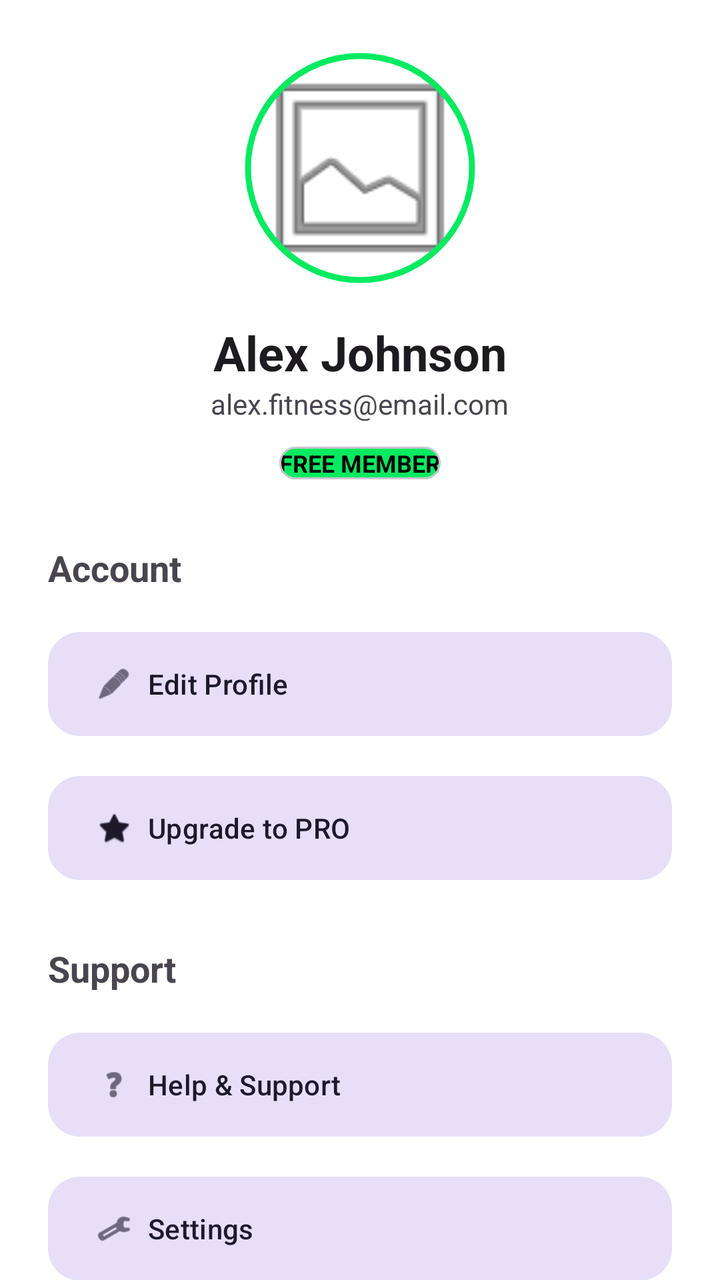
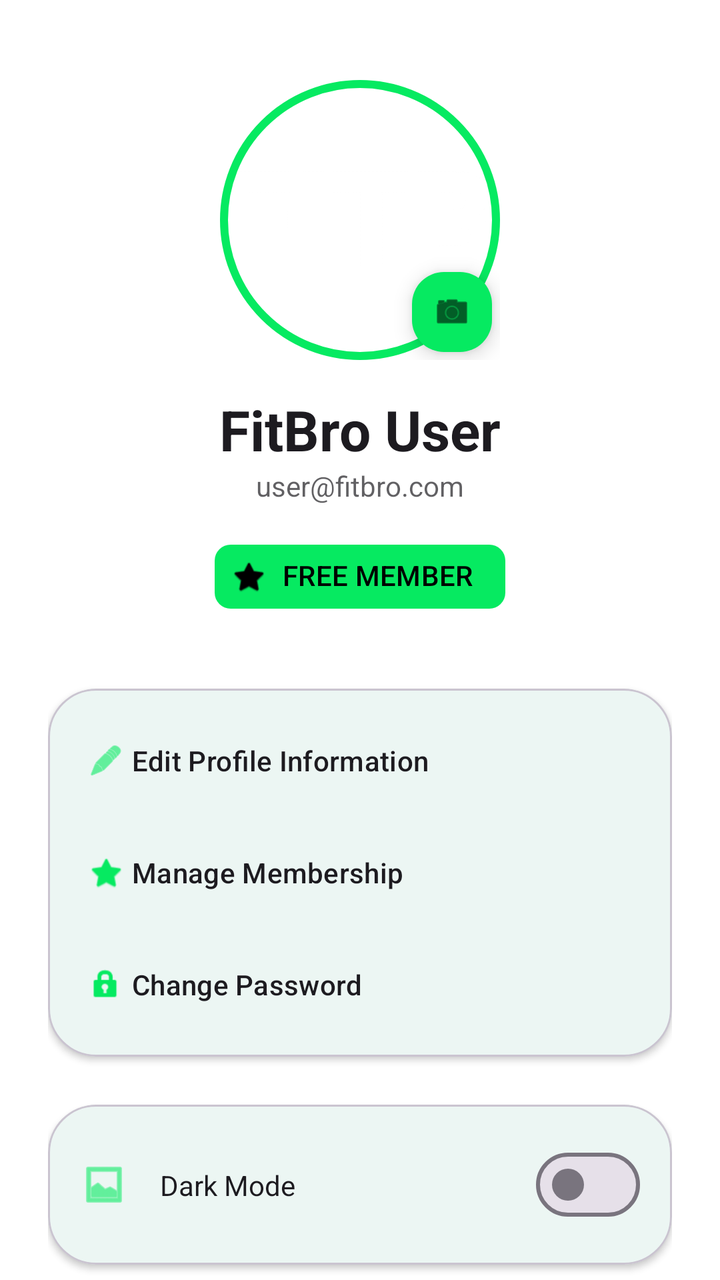

Before-and-after screenshots of an Android layout around one commit, followed by the original layout XML and the change that was made.
<!-- AndroidManifest.xml: application theme Theme.FitBro -->
<!-- res/layout/fragment_profile.xml -->
<?xml version="1.0" encoding="utf-8"?>
<androidx.core.widget.NestedScrollView xmlns:android="http://schemas.android.com/apk/res/android"
    xmlns:app="http://schemas.android.com/apk/res-auto"
    xmlns:tools="http://schemas.android.com/tools"
    android:layout_width="match_parent"
    android:layout_height="match_parent"
    android:background="?android:attr/windowBackground">

    <LinearLayout
        android:layout_width="match_parent"
        android:layout_height="wrap_content"
        android:orientation="vertical"
        android:padding="24dp">

        
        <LinearLayout
            android:layout_width="match_parent"
            android:layout_height="wrap_content"
            android:gravity="center"
            android:orientation="vertical"
            android:layout_marginBottom="32dp">

            <com.google.android.material.imageview.ShapeableImageView
                android:id="@+id/ivProfileImage"
                android:layout_width="120dp"
                android:layout_height="120dp"
                android:padding="4dp"
                android:scaleType="centerCrop"
                android:src="@android:drawable/ic_menu_gallery"
                app:shapeAppearanceOverlay="@style/ShapeAppearance.FitBro.Circle"
                app:strokeColor="?attr/colorPrimary"
                app:strokeWidth="3dp" />

            <TextView
                android:id="@+id/tvUserName"
                android:layout_width="wrap_content"
                android:layout_height="wrap_content"
                android:layout_marginTop="16dp"
                android:text="Alex Johnson"
                android:textSize="24sp"
                android:textStyle="bold"
                android:textColor="?android:attr/textColorPrimary" />

            <TextView
                android:id="@+id/tvUserEmail"
                android:layout_width="wrap_content"
                android:layout_height="wrap_content"
                android:text="alex.fitness@email.com"
                android:textColor="?android:attr/textColorSecondary"
                android:textSize="14sp" />

            
            <com.google.android.material.card.MaterialCardView
                android:id="@+id/cardMembership"
                android:layout_width="wrap_content"
                android:layout_height="wrap_content"
                android:layout_marginTop="12dp"
                app:cardBackgroundColor="?attr/colorPrimary"
                app:cardCornerRadius="16dp"
                app:cardElevation="0dp">

                <TextView
                    android:id="@+id/tvMembershipStatus"
                    android:layout_width="wrap_content"
                    android:layout_height="wrap_content"
                    paddingHorizontal="16dp"
                    paddingVertical="4dp"
                    android:text="FREE MEMBER"
                    android:textColor="?attr/colorOnPrimary"
                    android:textSize="12sp"
                    android:textStyle="bold" />
            </com.google.android.material.card.MaterialCardView>
        </LinearLayout>

        
        <TextView
            android:layout_width="wrap_content"
            android:layout_height="wrap_content"
            android:text="Account"
            android:textSize="18sp"
            android:textStyle="bold"
            android:layout_marginBottom="16dp" />

        <com.google.android.material.button.MaterialButton
            android:id="@+id/btnEditProfile"
            style="@style/Widget.Material3.Button.TonalButton"
            android:layout_width="match_parent"
            android:layout_height="60dp"
            android:layout_marginBottom="12dp"
            android:text="Edit Profile"
            android:gravity="start|center_vertical"
            app:icon="@android:drawable/ic_menu_edit"
            app:iconGravity="textStart"
            app:cornerRadius="16dp" />

        <com.google.android.material.button.MaterialButton
            android:id="@+id/btnUpgrade"
            style="@style/Widget.Material3.Button.TonalButton"
            android:layout_width="match_parent"
            android:layout_height="60dp"
            android:layout_marginBottom="12dp"
            android:text="Upgrade to PRO"
            android:gravity="start|center_vertical"
            app:icon="@android:drawable/btn_star_big_on"
            app:iconGravity="textStart"
            app:cornerRadius="16dp" />

        <com.google.android.material.button.MaterialButton
            android:id="@+id/btnRequestPlan"
            style="@style/Widget.Material3.Button.TonalButton"
            android:layout_width="match_parent"
            android:layout_height="60dp"
            android:layout_marginBottom="12dp"
            android:text="Request Plan from Trainer"
            android:gravity="start|center_vertical"
            app:icon="@android:drawable/ic_menu_agenda"
            app:iconGravity="textStart"
            app:cornerRadius="16dp"
            android:visibility="gone"
            tools:visibility="visible" />

        <TextView
            android:layout_width="wrap_content"
            android:layout_height="wrap_content"
            android:text="Support"
            android:textSize="18sp"
            android:textStyle="bold"
            android:layout_marginTop="16dp"
            android:layout_marginBottom="16dp" />

        <com.google.android.material.button.MaterialButton
            android:id="@+id/btnHelp"
            style="@style/Widget.Material3.Button.TonalButton"
            android:layout_width="match_parent"
            android:layout_height="60dp"
            android:layout_marginBottom="12dp"
            android:text="Help &amp; Support"
            android:gravity="start|center_vertical"
            app:icon="@android:drawable/ic_menu_help"
            app:iconGravity="textStart"
            app:cornerRadius="16dp" />

        <com.google.android.material.button.MaterialButton
            android:id="@+id/btnSettings"
            style="@style/Widget.Material3.Button.TonalButton"
            android:layout_width="match_parent"
            android:layout_height="60dp"
            android:layout_marginBottom="12dp"
            android:text="Settings"
            android:gravity="start|center_vertical"
            app:icon="@android:drawable/ic_menu_preferences"
            app:iconGravity="textStart"
            app:cornerRadius="16dp" />

        <com.google.android.material.button.MaterialButton
            android:id="@+id/btnLogout"
            style="@style/Widget.Material3.Button.TextButton"
            android:layout_width="match_parent"
            android:layout_height="60dp"
            android:text="Logout"
            android:textColor="@color/error_red"
            app:icon="@android:drawable/ic_lock_power_off"
            app:iconTint="@color/error_red" />

    </LinearLayout>
</androidx.core.widget.NestedScrollView>
<!-- resources referenced by this layout -->
<resources>
  <color name="error_red">#CF6679</color>
  <style name="ShapeAppearance.FitBro.Circle" parent="">
          <item name="cornerFamily">rounded</item>
          <item name="cornerSize">50%</item>
      </style>
  <style name="Theme.FitBro" parent="Theme.Material3.DayNight.NoActionBar">
          
          <item name="colorPrimary">@color/electric_green</item>
          <item name="colorOnPrimary">@color/black</item>
          <item name="colorPrimaryContainer">@color/electric_green_variant</item>
          <item name="colorOnPrimaryContainer">@color/black</item>
  
          
          <item name="colorSecondary">@color/electric_green</item>
          <item name="colorOnSecondary">@color/black</item>
  
          
          <item name="android:statusBarColor">@color/white</item>
          <item name="android:windowLightStatusBar">true</item>
          
          
          <item name="android:windowBackground">@color/white</item>
          
          
          <item name="logoSrc">@drawable/logo_light</item>
  
          
          <item name="materialButtonStyle">@style/Widget.FitBro.Button</item>
          <item name="textInputStyle">@style/Widget.FitBro.TextInputLayout</item>
      </style>
  <color name="electric_green">#06ea61</color>
  <color name="black">#000000</color>
  <color name="electric_green_variant">#05d458</color>
  <color name="white">#FFFFFF</color>
  <!-- drawable logo_light: png bitmap (drawable, 22002 bytes) -->
  <style name="Widget.FitBro.Button" parent="Widget.Material3.Button">
          <item name="cornerRadius">28dp</item>
      </style>
  <style name="Widget.FitBro.TextInputLayout" parent="Widget.Material3.TextInputLayout.OutlinedBox">
          <item name="boxCornerRadiusTopStart">28dp</item>
          <item name="boxCornerRadiusTopEnd">28dp</item>
          <item name="boxCornerRadiusBottomStart">28dp</item>
          <item name="boxCornerRadiusBottomEnd">28dp</item>
      </style>
</resources>

<!-- the commit's change to res/layout/fragment_profile.xml (unified diff, before → after) -->
@@ -1,166 +1,229 @@
 <?xml version="1.0" encoding="utf-8"?>
-<androidx.core.widget.NestedScrollView xmlns:android="http://schemas.android.com/apk/res/android"
+<androidx.constraintlayout.widget.ConstraintLayout xmlns:android="http://schemas.android.com/apk/res/android"
     xmlns:app="http://schemas.android.com/apk/res-auto"
     xmlns:tools="http://schemas.android.com/tools"
     android:layout_width="match_parent"
     android:layout_height="match_parent"
     android:background="?android:attr/windowBackground">
 
-    <LinearLayout
+    <androidx.core.widget.NestedScrollView
+        android:id="@+id/profileScrollView"
         android:layout_width="match_parent"
-        android:layout_height="wrap_content"
-        android:orientation="vertical"
-        android:padding="24dp">
-
-        
+        android:layout_height="match_parent"
+        android:clipToPadding="false"
+        android:paddingBottom="24dp">
+
         <LinearLayout
             android:layout_width="match_parent"
             android:layout_height="wrap_content"
-            android:gravity="center"
+            android:gravity="center_horizontal"
             android:orientation="vertical"
-            android:layout_marginBottom="32dp">
-
-            <com.google.android.material.imageview.ShapeableImageView
-                android:id="@+id/ivProfileImage"
-                android:layout_width="120dp"
-                android:layout_height="120dp"
-                android:padding="4dp"
-                android:scaleType="centerCrop"
-                android:src="@android:drawable/ic_menu_gallery"
-                app:shapeAppearanceOverlay="@style/ShapeAppearance.FitBro.Circle"
-                app:strokeColor="?attr/colorPrimary"
-                app:strokeWidth="3dp" />
-
-            <TextView
-                android:id="@+id/tvUserName"
-                android:layout_width="wrap_content"
-                android:layout_height="wrap_content"
+            android:padding="24dp">
+
+            
+            <LinearLayout
+                android:layout_width="match_parent"
+                android:layout_height="wrap_content"
+                android:gravity="center"
+                android:orientation="vertical"
                 android:layout_marginTop="16dp"
-                android:text="Alex Johnson"
-                android:textSize="24sp"
+                android:layout_marginBottom="32dp">
+
+                <FrameLayout
+                    android:id="@+id/flProfileImageContainer"
+                    android:layout_width="wrap_content"
+                    android:layout_height="wrap_content">
+
+                    <com.google.android.material.imageview.ShapeableImageView
+                        android:id="@+id/ivProfileImage"
+                        android:layout_width="140dp"
+                        android:layout_height="140dp"
+                        android:padding="2dp"
+                        android:scaleType="centerCrop"
+                        android:src="@drawable/logo_dark"
+                        app:shapeAppearanceOverlay="@style/ShapeAppearance.FitBro.Circle"
+                        app:strokeColor="@color/electric_green"
+                        app:strokeWidth="4dp" />
+
+                    <TextView
+                        android:id="@+id/tvProfilePlaceholder"
+                        android:layout_width="140dp"
+                        android:layout_height="140dp"
+                        android:background="@drawable/circle_placeholder"
+                        android:gravity="center"
+                        android:text="U"
+                        android:textColor="@color/white"
+                        android:textSize="48sp"
+                        android:textStyle="bold"
+                        android:visibility="gone" />
+
+                    <com.google.android.material.floatingactionbutton.FloatingActionButton
+                        android:id="@+id/btnChangePhoto"
+                        android:layout_width="wrap_content"
+                        android:layout_height="wrap_content"
+                        android:layout_gravity="bottom|end"
+                        app:fabCustomSize="40dp"
+                        app:maxImageSize="20dp"
+                        android:src="@android:drawable/ic_menu_camera"
+                        app:backgroundTint="@color/electric_green"
+                        app:tint="@color/black" />
+                </FrameLayout>
+
+                <TextView
+                    android:id="@+id/tvUserName"
+                    android:layout_width="wrap_content"
+                    android:layout_height="wrap_content"
+                    android:layout_marginTop="16dp"
+                    android:text="FitBro User"
+                    android:textColor="?android:attr/textColorPrimary"
+                    android:textSize="28sp"
+                    android:textStyle="bold" />
+
+                <TextView
+                    android:id="@+id/tvUserEmail"
+                    android:layout_width="wrap_content"
+                    android:layout_height="wrap_content"
+                    android:alpha="0.7"
+                    android:text="user@fitbro.com"
+                    android:textColor="?android:attr/textColorPrimary"
+                    android:textSize="14sp" />
+
+                <com.google.android.material.chip.Chip
+                    android:id="@+id/chipMembership"
+                    style="@style/Widget.Material3.Chip.Assist"
+                    android:layout_width="wrap_content"
+                    android:layout_height="wrap_content"
+                    android:layout_marginTop="12dp"
+                    android:text="FREE MEMBER"
+                    android:textColor="@color/black"
+                    app:chipBackgroundColor="@color/electric_green"
+                    app:chipIcon="@android:drawable/btn_star_big_on"
+                    app:chipIconTint="@color/black"
+                    app:chipStrokeWidth="0dp" />
+            </LinearLayout>
+
+            
+            <com.google.android.material.card.MaterialCardView
+                android:layout_width="match_parent"
+                android:layout_height="wrap_content"
+                android:layout_marginBottom="24dp"
+                app:cardCornerRadius="24dp"
+                app:cardElevation="2dp"
+                app:cardBackgroundColor="?attr/colorSurface">
+
+                <LinearLayout
+                    android:layout_width="match_parent"
+                    android:layout_height="wrap_content"
+                    android:orientation="vertical"
+                    android:padding="8dp">
+
+                    <com.google.android.material.button.MaterialButton
+                        android:id="@+id/btnEditProfile"
+                        style="@style/Widget.Material3.Button.TextButton"
+                        android:layout_width="match_parent"
+                        android:layout_height="56dp"
+                        android:gravity="start|center_vertical"
+                        android:text="Edit Profile Information"
+                        android:textColor="?android:attr/textColorPrimary"
+                        app:icon="@android:drawable/ic_menu_edit"
+                        app:iconTint="@color/electric_green" />
+
+                    <com.google.android.material.button.MaterialButton
+                        android:id="@+id/btnUpgrade"
+                        style="@style/Widget.Material3.Button.TextButton"
+                        android:layout_width="match_parent"
+                        android:layout_height="56dp"
+                        android:gravity="start|center_vertical"
+                        android:text="Manage Membership"
+                        android:textColor="?android:attr/textColorPrimary"
+                        app:icon="@android:drawable/btn_star_big_on"
+                        app:iconTint="@color/electric_green" />
+
+                    <com.google.android.material.button.MaterialButton
+                        android:id="@+id/btnResetPassword"
+                        style="@style/Widget.Material3.Button.TextButton"
+                        android:layout_width="match_parent"
+                        android:layout_height="56dp"
+                        android:gravity="start|center_vertical"
+                        android:text="Change Password"
+                        android:textColor="?android:attr/textColorPrimary"
+                        app:icon="@android:drawable/ic_lock_idle_lock"
+                        app:iconTint="@color/electric_green" />
+
+                </LinearLayout>
+            </com.google.android.material.card.MaterialCardView>
+
+            
+            <com.google.android.material.card.MaterialCardView
+                android:layout_width="match_parent"
+                android:layout_height="wrap_content"
+                android:layout_marginBottom="32dp"
+                app:cardCornerRadius="24dp"
+                app:cardElevation="2dp"
+                app:cardBackgroundColor="?attr/colorSurface">
+
+                <LinearLayout
+                    android:layout_width="match_parent"
+                    android:layout_height="wrap_content"
+                    android:orientation="vertical"
+                    android:padding="16dp">
+
+                    <androidx.constraintlayout.widget.ConstraintLayout
+                        android:layout_width="match_parent"
+                        android:layout_height="48dp">
+                        <ImageView
+                            android:id="@+id/ivDarkModeIcon"
+                            android:layout_width="24dp"
+                            android:layout_height="24dp"
+                            android:src="@android:drawable/ic_menu_gallery"
+                            app:layout_constraintStart_toStartOf="parent"
+                            app:layout_constraintTop_toTopOf="parent"
+                            app:layout_constraintBottom_toBottomOf="parent"
+                            app:tint="@color/electric_green" />
+                        <TextView
+                            android:layout_width="wrap_content"
+                            android:layout_height="wrap_content"
+                            android:text="Dark Mode"
+                            android:textColor="?android:attr/textColorPrimary"
+                            android:layout_marginStart="16dp"
+                            app:layout_constraintStart_toEndOf="@id/ivDarkModeIcon"
+                            app:layout_constraintTop_toTopOf="parent"
+                            app:layout_constraintBottom_toBottomOf="parent" />
+                        <com.google.android.material.materialswitch.MaterialSwitch
+                            android:id="@+id/switchDarkMode"
+                            android:layout_width="wrap_content"
+                            android:layout_height="wrap_content"
+                            app:layout_constraintEnd_toEndOf="parent"
+                            app:layout_constraintTop_toTopOf="parent"
+                            app:layout_constraintBottom_toBottomOf="parent" />
+                    </androidx.constraintlayout.widget.ConstraintLayout>
+                </LinearLayout>
+            </com.google.android.material.card.MaterialCardView>
+
+            
+            <com.google.android.material.button.MaterialButton
+                android:id="@+id/btnLogout"
+                android:layout_width="match_parent"
+                android:layout_height="60dp"
+                android:text="LOGOUT"
                 android:textStyle="bold"
-                android:textColor="?android:attr/textColorPrimary" />
-
-            <TextView
-                android:id="@+id/tvUserEmail"
-                android:layout_width="wrap_content"
-                android:layout_height="wrap_content"
-                android:text="alex.fitness@email.com"
-                android:textColor="?android:attr/textColorSecondary"
-                android:textSize="14sp" />
-
-            
-            <com.google.android.material.card.MaterialCardView
-                android:id="@+id/cardMembership"
-                android:layout_width="wrap_content"
-                android:layout_height="wrap_content"
-                android:layout_marginTop="12dp"
-                app:cardBackgroundColor="?attr/colorPrimary"
-                app:cardCornerRadius="16dp"
-                app:cardElevation="0dp">
-
-                <TextView
-                    android:id="@+id/tvMembershipStatus"
-                    android:layout_width="wrap_content"
-                    android:layout_height="wrap_content"
-                    paddingHorizontal="16dp"
-                    paddingVertical="4dp"
-                    android:text="FREE MEMBER"
-                    android:textColor="?attr/colorOnPrimary"
-                    android:textSize="12sp"
-                    android:textStyle="bold" />
-            </com.google.android.material.card.MaterialCardView>
+                android:textColor="@color/white"
+                app:backgroundTint="#2C2C2C"
+                app:cornerRadius="30dp"
+                app:icon="@android:drawable/ic_lock_power_off"
+                app:iconTint="@color/white" />
+
+            <com.google.android.material.button.MaterialButton
+                android:id="@+id/btnDeleteAccount"
+                style="@style/Widget.Material3.Button.TextButton"
+                android:layout_width="match_parent"
+                android:layout_height="wrap_content"
+                android:layout_marginTop="16dp"
+                android:text="Delete My Account Permanently"
+                android:textColor="@color/error_red"
+                android:textSize="12sp" />
+
         </LinearLayout>
-
-        
-        <TextView
-            android:layout_width="wrap_content"
-            android:layout_height="wrap_content"
-            android:text="Account"
-            android:textSize="18sp"
-            android:textStyle="bold"
-            android:layout_marginBottom="16dp" />
-
-        <com.google.android.material.button.MaterialButton
-            android:id="@+id/btnEditProfile"
-            style="@style/Widget.Material3.Button.TonalButton"
-            android:layout_width="match_parent"
-            android:layout_height="60dp"
-            android:layout_marginBottom="12dp"
-            android:text="Edit Profile"
-            android:gravity="start|center_vertical"
-            app:icon="@android:drawable/ic_menu_edit"
-            app:iconGravity="textStart"
-            app:cornerRadius="16dp" />
-
-        <com.google.android.material.button.MaterialButton
-            android:id="@+id/btnUpgrade"
-            style="@style/Widget.Material3.Button.TonalButton"
-            android:layout_width="match_parent"
-            android:layout_height="60dp"
-            android:layout_marginBottom="12dp"
-            android:text="Upgrade to PRO"
-            android:gravity="start|center_vertical"
-            app:icon="@android:drawable/btn_star_big_on"
-            app:iconGravity="textStart"
-            app:cornerRadius="16dp" />
-
-        <com.google.android.material.button.MaterialButton
-            android:id="@+id/btnRequestPlan"
-            style="@style/Widget.Material3.Button.TonalButton"
-            android:layout_width="match_parent"
-            android:layout_height="60dp"
-            android:layout_marginBottom="12dp"
-            android:text="Request Plan from Trainer"
-            android:gravity="start|center_vertical"
-            app:icon="@android:drawable/ic_menu_agenda"
-            app:iconGravity="textStart"
-            app:cornerRadius="16dp"
-            android:visibility="gone"
-            tools:visibility="visible" />
-
-        <TextView
-            android:layout_width="wrap_content"
-            android:layout_height="wrap_content"
-            android:text="Support"
-            android:textSize="18sp"
-            android:textStyle="bold"
-            android:layout_marginTop="16dp"
-            android:layout_marginBottom="16dp" />
-
-        <com.google.android.material.button.MaterialButton
-            android:id="@+id/btnHelp"
-            style="@style/Widget.Material3.Button.TonalButton"
-            android:layout_width="match_parent"
-            android:layout_height="60dp"
-            android:layout_marginBottom="12dp"
-            android:text="Help &amp; Support"
-            android:gravity="start|center_vertical"
-            app:icon="@android:drawable/ic_menu_help"
-            app:iconGravity="textStart"
-            app:cornerRadius="16dp" />
-
-        <com.google.android.material.button.MaterialButton
-            android:id="@+id/btnSettings"
-            style="@style/Widget.Material3.Button.TonalButton"
-            android:layout_width="match_parent"
-            android:layout_height="60dp"
-            android:layout_marginBottom="12dp"
-            android:text="Settings"
-            android:gravity="start|center_vertical"
-            app:icon="@android:drawable/ic_menu_preferences"
-            app:iconGravity="textStart"
-            app:cornerRadius="16dp" />
-
-        <com.google.android.material.button.MaterialButton
-            android:id="@+id/btnLogout"
-            style="@style/Widget.Material3.Button.TextButton"
-            android:layout_width="match_parent"
-            android:layout_height="60dp"
-            android:text="Logout"
-            android:textColor="@color/error_red"
-            app:icon="@android:drawable/ic_lock_power_off"
-            app:iconTint="@color/error_red" />
-
-    </LinearLayout>
-</androidx.core.widget.NestedScrollView>
+    </androidx.core.widget.NestedScrollView>
+
+</androidx.constraintlayout.widget.ConstraintLayout>
<!-- resource entries referenced after the edit -->
@@ -34,6 +34,13 @@
   <color name="black">#000000</color>
   <color name="electric_green_variant">#05d458</color>
   <color name="white">#FFFFFF</color>
+  <!-- drawable circle_placeholder (drawable) -->
+  <?xml version="1.0" encoding="utf-8"?>
+  <shape xmlns:android="http://schemas.android.com/apk/res/android"
+      android:shape="oval">
+      <solid android:color="?attr/colorPrimary" />
+  </shape>
+  <!-- drawable logo_dark: png bitmap (drawable, 22027 bytes) -->
   <!-- drawable logo_light: png bitmap (drawable, 22002 bytes) -->
   <style name="Widget.FitBro.Button" parent="Widget.Material3.Button">
           <item name="cornerRadius">28dp</item>
